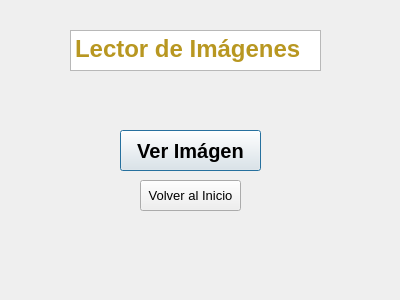
Old version of the form MostarNifti.ui in the repository PKS-04/InfoII.
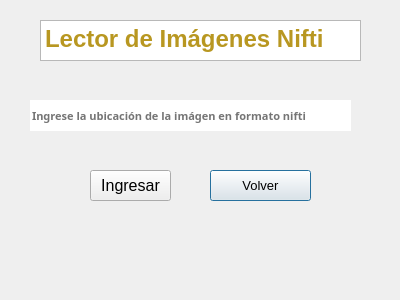
New version of the form.

Patch:
```diff
--- a/MostarNifti.ui
+++ b/MostarNifti.ui
@@ -19,9 +19,9 @@
    </property>
    <property name="geometry">
     <rect>
-     <x>70</x>
-     <y>30</y>
-     <width>251</width>
+     <x>40</x>
+     <y>20</y>
+     <width>321</width>
      <height>41</height>
     </rect>
    </property>
@@ -39,34 +39,14 @@
 &lt;html&gt;&lt;head&gt;&lt;meta name=&quot;qrichtext&quot; content=&quot;1&quot; /&gt;&lt;style type=&quot;text/css&quot;&gt;
 p, li { white-space: pre-wrap; }
 &lt;/style&gt;&lt;/head&gt;&lt;body style=&quot; font-family:'MS Shell Dlg 2'; font-size:8.25pt; font-weight:600; font-style:normal;&quot;&gt;
-&lt;p style=&quot; margin-top:0px; margin-bottom:0px; margin-left:0px; margin-right:0px; -qt-block-indent:0; text-indent:0px;&quot;&gt;&lt;span style=&quot; font-size:18pt; color:#b89721;&quot;&gt;Lector de Imágenes&lt;/span&gt;&lt;/p&gt;&lt;/body&gt;&lt;/html&gt;</string>
-   </property>
-  </widget>
-  <widget class="QPushButton" name="Mostrar">
-   <property name="geometry">
-    <rect>
-     <x>120</x>
-     <y>130</y>
-     <width>141</width>
-     <height>41</height>
-    </rect>
-   </property>
-   <property name="font">
-    <font>
-     <pointsize>15</pointsize>
-     <weight>75</weight>
-     <bold>true</bold>
-    </font>
-   </property>
-   <property name="text">
-    <string>Ver Imágen</string>
+&lt;p style=&quot; margin-top:0px; margin-bottom:0px; margin-left:0px; margin-right:0px; -qt-block-indent:0; text-indent:0px;&quot;&gt;&lt;span style=&quot; font-size:18pt; color:#b89721;&quot;&gt;Lector de Imágenes Nifti&lt;/span&gt;&lt;/p&gt;&lt;/body&gt;&lt;/html&gt;</string>
    </property>
   </widget>
   <widget class="QPushButton" name="volver">
    <property name="geometry">
     <rect>
-     <x>140</x>
-     <y>180</y>
+     <x>210</x>
+     <y>170</y>
      <width>101</width>
      <height>31</height>
     </rect>
@@ -79,7 +59,102 @@
     </font>
    </property>
    <property name="text">
-    <string>Volver al Inicio</string>
+    <string>Volver</string>
+   </property>
+  </widget>
+  <widget class="QLineEdit" name="nifti">
+   <property name="geometry">
+    <rect>
+     <x>30</x>
+     <y>100</y>
+     <width>321</width>
+     <height>31</height>
+    </rect>
+   </property>
+   <property name="palette">
+    <palette>
+     <active>
+      <colorrole role="Text">
+       <brush brushstyle="SolidPattern">
+        <color alpha="255">
+         <red>117</red>
+         <green>117</green>
+         <blue>117</blue>
+        </color>
+       </brush>
+      </colorrole>
+     </active>
+     <inactive>
+      <colorrole role="Text">
+       <brush brushstyle="SolidPattern">
+        <color alpha="255">
+         <red>117</red>
+         <green>117</green>
+         <blue>117</blue>
+        </color>
+       </brush>
+      </colorrole>
+     </inactive>
+     <disabled>
+      <colorrole role="Text">
+       <brush brushstyle="SolidPattern">
+        <color alpha="255">
+         <red>120</red>
+         <green>120</green>
+         <blue>120</blue>
+        </color>
+       </brush>
+      </colorrole>
+     </disabled>
+    </palette>
+   </property>
+   <property name="font">
+    <font>
+     <family>Sans Serif Collection</family>
+     <pointsize>8</pointsize>
+     <weight>75</weight>
+     <bold>true</bold>
+     <kerning>true</kerning>
+    </font>
+   </property>
+   <property name="mouseTracking">
+    <bool>true</bool>
+   </property>
+   <property name="focusPolicy">
+    <enum>Qt::WheelFocus</enum>
+   </property>
+   <property name="toolTip">
+    <string/>
+   </property>
+   <property name="whatsThis">
+    <string>&lt;html&gt;&lt;head/&gt;&lt;body&gt;&lt;p&gt;&lt;br/&gt;&lt;/p&gt;&lt;/body&gt;&lt;/html&gt;</string>
+   </property>
+   <property name="autoFillBackground">
+    <bool>false</bool>
+   </property>
+   <property name="text">
+    <string>Ingrese la ubicación de la imágen en formato nifti</string>
+   </property>
+   <property name="frame">
+    <bool>false</bool>
+   </property>
+  </widget>
+  <widget class="QPushButton" name="Ingresar">
+   <property name="geometry">
+    <rect>
+     <x>90</x>
+     <y>170</y>
+     <width>81</width>
+     <height>31</height>
+    </rect>
+   </property>
+   <property name="font">
+    <font>
+     <pointsize>12</pointsize>
+    </font>
+   </property>
+   <property name="text">
+    <string>Ingresar</string>
    </property>
   </widget>
  </widget>
```
